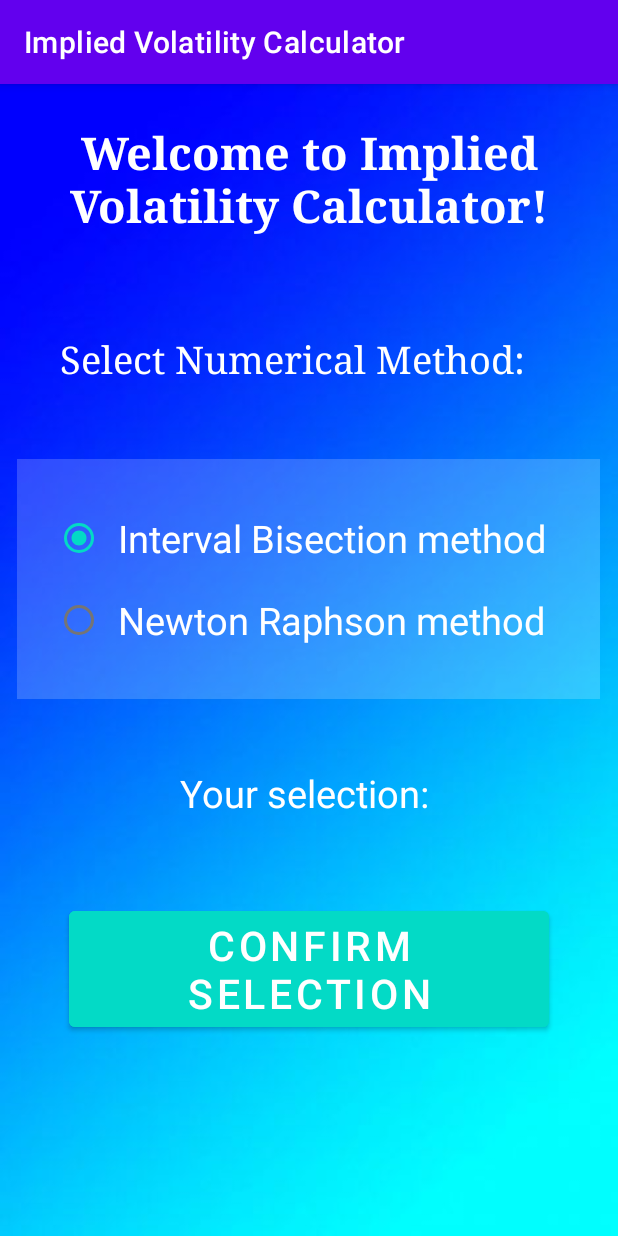
After one commit to mohit2051/IV_CalculatorCppAndroidApp, an Android app: the NumericalMethodActivity screen opened directly, with no data from a screen before it, on a phone screen of 412 x 824 dp. The commit adds this screen. Run offline under Robolectric (Android 15) with nearby library versions, the phone set to English and light mode, and no system bars.

Commit message:
numerical method choice added

```diff
--- a/app/src/main/AndroidManifest.xml
+++ b/app/src/main/AndroidManifest.xml
@@ -13,6 +13,9 @@
         android:supportsRtl="true"
         android:theme="@style/Theme.ImpliedVolatilityCalculator"
         tools:targetApi="31">
+        <activity
+            android:name=".NumericalMethodActivity"
+            android:exported="false" />
         <activity
             android:name=".CalculatorActivity"
             android:exported="false" />
--- a/app/src/main/java/com/example/impliedvolatilitycalculator/CalculatorActivity.java
+++ b/app/src/main/java/com/example/impliedvolatilitycalculator/CalculatorActivity.java
@@ -31,6 +31,10 @@ public class CalculatorActivity extends AppCompatActivity {
 
 //        TextView message = (TextView) findViewById(R.id.message123);
 
+        Intent intent = getIntent();
+
+        String numericalMethod = intent.getStringExtra("numerical_method");
+
         calculateBtn.setOnClickListener(new View.OnClickListener() {
             @Override
             public void onClick(View view) {
@@ -45,6 +49,7 @@ public class CalculatorActivity extends AppCompatActivity {
 
                 Bundle bundle  = new Bundle();
 
+                bundle.putString("numerical_method",String.valueOf(numericalMethod));
                 bundle.putString("K",String.valueOf(K));
                 bundle.putString("S",String.valueOf(S));
                 bundle.putString("r",String.valueOf(r));
--- a/app/src/main/java/com/example/impliedvolatilitycalculator/LoginPageActivity.java
+++ b/app/src/main/java/com/example/impliedvolatilitycalculator/LoginPageActivity.java
@@ -35,7 +35,7 @@ public class LoginPageActivity extends AppCompatActivity {
                     //Toast.makeText(MainActivity.this, "Login Successful",Toast.LENGTH_SHORT).show();
                     //startActivity(new Intent(MainActivity.this, SecondActivity.class));
 
-                    Intent intent = new Intent(LoginPageActivity.this, CalculatorActivity.class);
+                    Intent intent = new Intent(LoginPageActivity.this, NumericalMethodActivity.class);
                     startActivity(intent);
                 }
                 else {
--- a/app/src/main/java/com/example/impliedvolatilitycalculator/MainActivity.java
+++ b/app/src/main/java/com/example/impliedvolatilitycalculator/MainActivity.java
@@ -25,8 +25,10 @@ public class MainActivity extends AppCompatActivity {
         setContentView(binding.getRoot());
 
         double K=0.0,S=0.0,r=0.0,T=0.0,V=0.0;
+        String numericalMethod = "";
         Bundle bundle = getIntent().getExtras();
         if(bundle != null) {
+             numericalMethod = bundle.getString("numerical_method");
              K = Double.parseDouble(bundle.getString("K"));
              S = Double.parseDouble(bundle.getString("S"));
              r = Double.parseDouble(bundle.getString("r"));
@@ -38,8 +40,10 @@ public class MainActivity extends AppCompatActivity {
         // Example of a call to a native method
         TextView tv = binding.sampleText;
         //tv.setText(stringFromJNI());
+        int rootMethod=1;
+        rootMethod = numericalMethod.equals("Interval Bisection method") ? 1 : 2 ;
         try {
-            tv.setText("Implied Volatility = " + String.valueOf(impliedVolCalc(1,S,K,r,T,V)));
+            tv.setText("Implied Volatility = " + String.valueOf(impliedVolCalc(rootMethod,S,K,r,T,V)));
         }
         catch (Exception e) {
             Log.e("Failed", e.toString());
--- /dev/null
+++ b/app/src/main/java/com/example/impliedvolatilitycalculator/NumericalMethodActivity.java
@@ -0,0 +1,46 @@
+package com.example.impliedvolatilitycalculator;
+
+import androidx.appcompat.app.AppCompatActivity;
+
+import android.content.Intent;
+import android.os.Bundle;
+import android.view.View;
+import android.widget.RadioButton;
+import android.widget.RadioGroup;
+import android.widget.TextView;
+
+import com.google.android.material.button.MaterialButton;
+
+public class NumericalMethodActivity extends AppCompatActivity {
+
+    RadioGroup radioGroup;
+    RadioButton radioButton;
+    TextView textView;
+
+    @Override
+    protected void onCreate(Bundle savedInstanceState) {
+        super.onCreate(savedInstanceState);
+        setContentView(R.layout.activity_numerical_method);
+
+        radioGroup = findViewById(R.id.radio_group);
+        textView = findViewById(R.id.text_view_selected);
+
+        MaterialButton buttonConfirm = findViewById(R.id.confirm);
+        buttonConfirm.setOnClickListener(new View.OnClickListener() {
+            @Override
+            public void onClick(View view) {
+                int radioId = radioGroup.getCheckedRadioButtonId();
+                radioButton = findViewById(radioId);
+
+                String numericalMethod = radioButton.getText().toString();
+                Intent intent = new Intent(getApplicationContext(), CalculatorActivity.class);
+
+                intent.putExtra("numerical_method", numericalMethod);
+
+                startActivity(intent);
+
+                //textView.setText("Your choice: " + radioButton.getText());
+            }
+        });
+    }
+}
--- a/app/src/main/res/layout/activity_calculator.xml
+++ b/app/src/main/res/layout/activity_calculator.xml
@@ -11,9 +11,10 @@
         android:layout_width="match_parent"
         android:layout_height="wrap_content"
         android:id="@+id/welcomeMessage"
-        android:text="Welcome to Implied Volatility Calculator!"
-        android:textSize="30sp"
-        android:textStyle="bold"
+        android:text="Enter parameter values"
+        android:textSize="25sp"
+        android:padding="25dp"
+        android:textStyle="normal"
         android:textColor="@color/white"
         android:typeface="serif"
         android:gravity="center"
--- /dev/null
+++ b/app/src/main/res/layout/activity_numerical_method.xml
@@ -0,0 +1,88 @@
+<?xml version="1.0" encoding="utf-8"?>
+<RelativeLayout xmlns:android="http://schemas.android.com/apk/res/android"
+    xmlns:app="http://schemas.android.com/apk/res-auto"
+    xmlns:tools="http://schemas.android.com/tools"
+    android:layout_width="match_parent"
+    android:layout_height="match_parent"
+    android:background="@drawable/background3"
+    tools:context=".NumericalMethodActivity">
+
+    <TextView
+        android:layout_width="match_parent"
+        android:layout_height="wrap_content"
+        android:id="@+id/welcomeMessage"
+        android:text="Welcome to Implied Volatility Calculator!"
+        android:textSize="30sp"
+        android:textStyle="bold"
+        android:textColor="@color/white"
+        android:typeface="serif"
+        android:gravity="center"
+        android:layout_margin="25dp" />
+
+    <TextView
+        android:id="@+id/select_method"
+        android:layout_width="wrap_content"
+        android:layout_height="wrap_content"
+        android:layout_below="@+id/welcomeMessage"
+        android:text="Select Numerical Method:"
+        android:typeface="serif"
+        android:layout_margin="20dp"
+        android:padding="20dp"
+        android:textColor="@color/white"
+        android:gravity="center"
+        android:textSize="25sp"/>
+
+    <RadioGroup
+        android:id="@+id/radio_group"
+        android:layout_width="wrap_content"
+        android:layout_height="wrap_content"
+        android:padding="25dp"
+        android:layout_margin="10dp"
+        android:layout_centerHorizontal="true"
+        android:background="#30ffffff"
+        android:layout_below="@+id/select_method">
+
+        <RadioButton
+            android:id="@+id/intervalBisection"
+            android:layout_width="wrap_content"
+            android:layout_height="wrap_content"
+            android:text="Interval Bisection method"
+            android:textColor="@color/white"
+            android:padding="10dp"
+            android:textSize="25sp"
+            android:checked="true" />
+
+        <RadioButton
+            android:id="@+id/newtonRaphson"
+            android:layout_width="wrap_content"
+            android:layout_height="wrap_content"
+            android:text="Newton Raphson method"
+            android:textColor="@color/white"
+            android:padding="10dp"
+            android:textSize="25sp" />
+
+    </RadioGroup>
+    <TextView
+        android:id="@+id/text_view_selected"
+        android:layout_width="wrap_content"
+        android:layout_height="wrap_content"
+        android:text="Your selection: "
+        android:textSize="25sp"
+        android:padding="20dp"
+        android:layout_margin="15dp"
+        android:textColor="@color/white"
+        android:layout_below="@+id/radio_group"
+        android:layout_centerHorizontal="true"/>
+
+    <com.google.android.material.button.MaterialButton
+        android:layout_width="wrap_content"
+        android:layout_height="wrap_content"
+        android:id="@+id/confirm"
+        android:text="Confirm Selection"
+        android:textSize="27sp"
+        android:layout_below="@+id/text_view_selected"
+        android:layout_centerHorizontal="true"
+        android:backgroundTint="@color/design_default_color_secondary"
+        android:layout_margin="20dp"/>
+
+</RelativeLayout>
```
